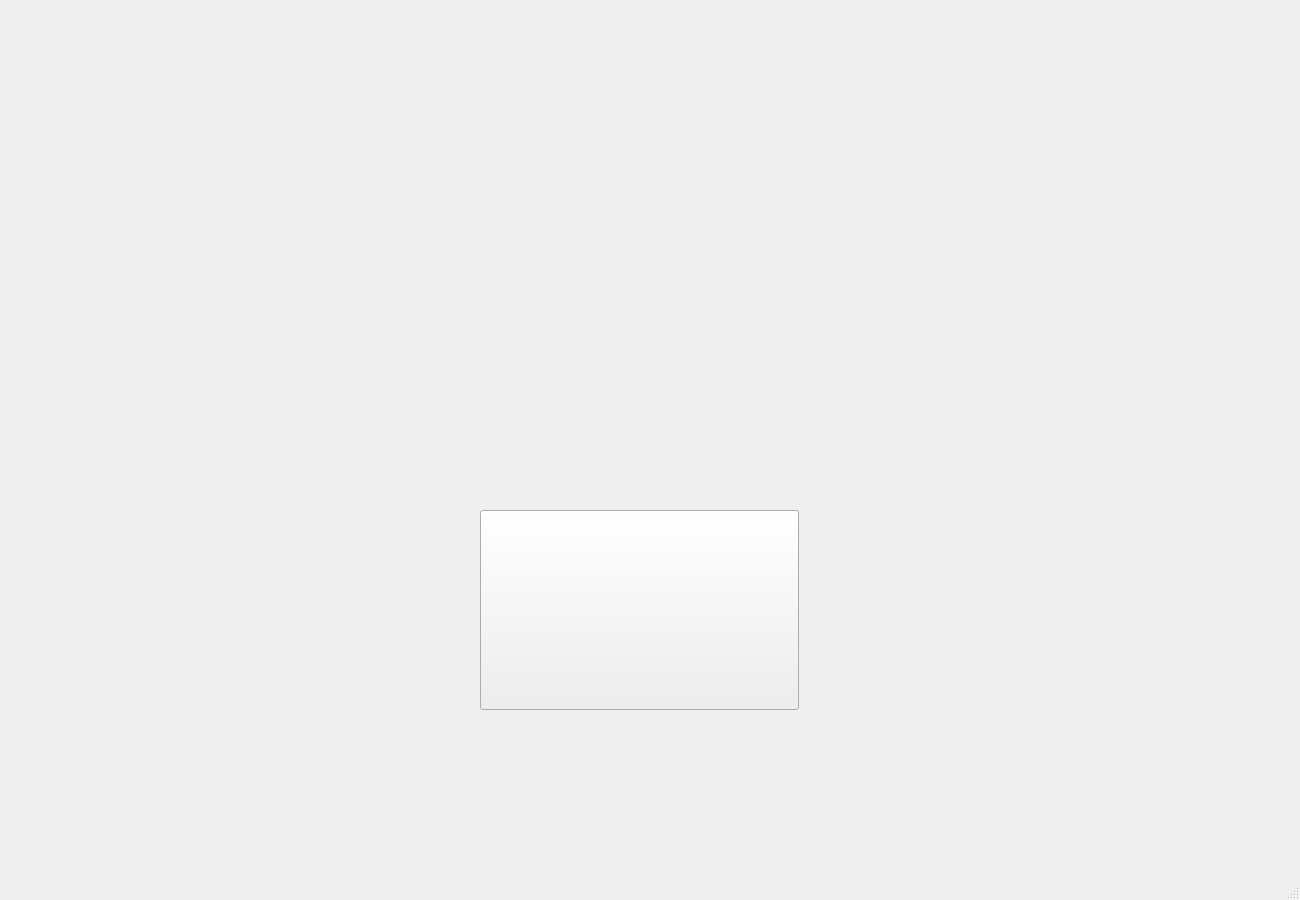
Old version of the form Sloshed/mainwindow.ui in the repository University-of-Utah-CS3505/a8-edu-app-Anudlok.
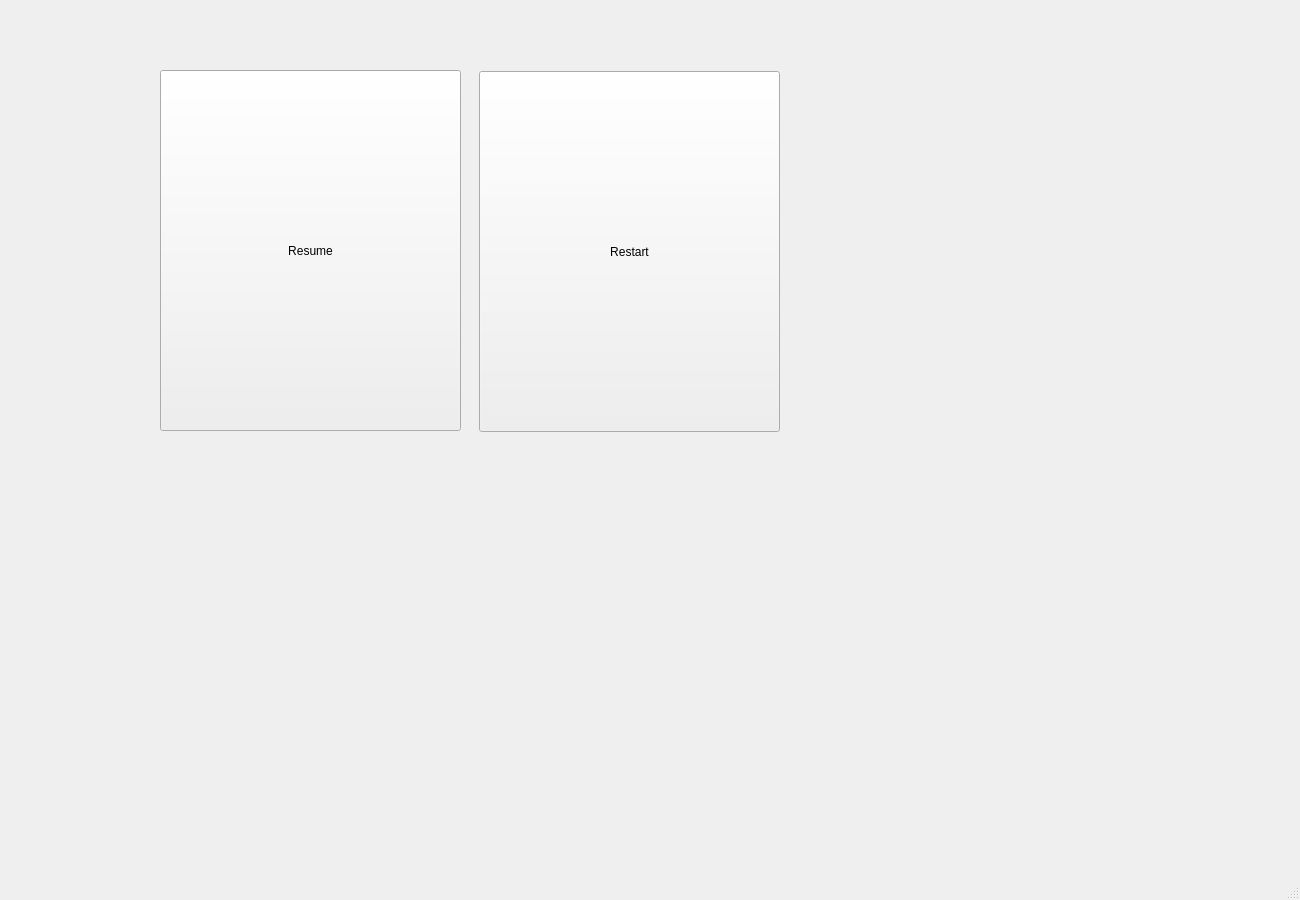
New version of the form. The open tabs and pages were chosen to show the change. Icons and pictures are not drawn. Custom widgets are drawn as their Qt base class.

Commit message:
Added stackwidget funcitons to pausing
pausing and restarting windows working, now to get the gameplay screen to be compatibl

The edit to the form file:
```diff
--- a/Sloshed/mainwindow.ui
+++ b/Sloshed/mainwindow.ui
@@ -47,6 +47,35 @@
       </property>
      </widget>
     </widget>
+    <widget class="SceneWidget" name="collideScreen"/>
+    <widget class="SceneWidget" name="pauseScreen">
+     <widget class="QPushButton" name="resumeButton">
+      <property name="geometry">
+       <rect>
+        <x>160</x>
+        <y>70</y>
+        <width>301</width>
+        <height>361</height>
+       </rect>
+      </property>
+      <property name="text">
+       <string>Resume</string>
+      </property>
+     </widget>
+     <widget class="QPushButton" name="restartButton">
+      <property name="geometry">
+       <rect>
+        <x>479</x>
+        <y>71</y>
+        <width>301</width>
+        <height>361</height>
+       </rect>
+      </property>
+      <property name="text">
+       <string>Restart</string>
+      </property>
+     </widget>
+    </widget>
     <widget class="GameScreen" name="gameplayScreen"/>
    </widget>
   </widget>
```
Left out of the diff: 4 changed lines with no effect on the pictures. The commit also changes 2 other files.
